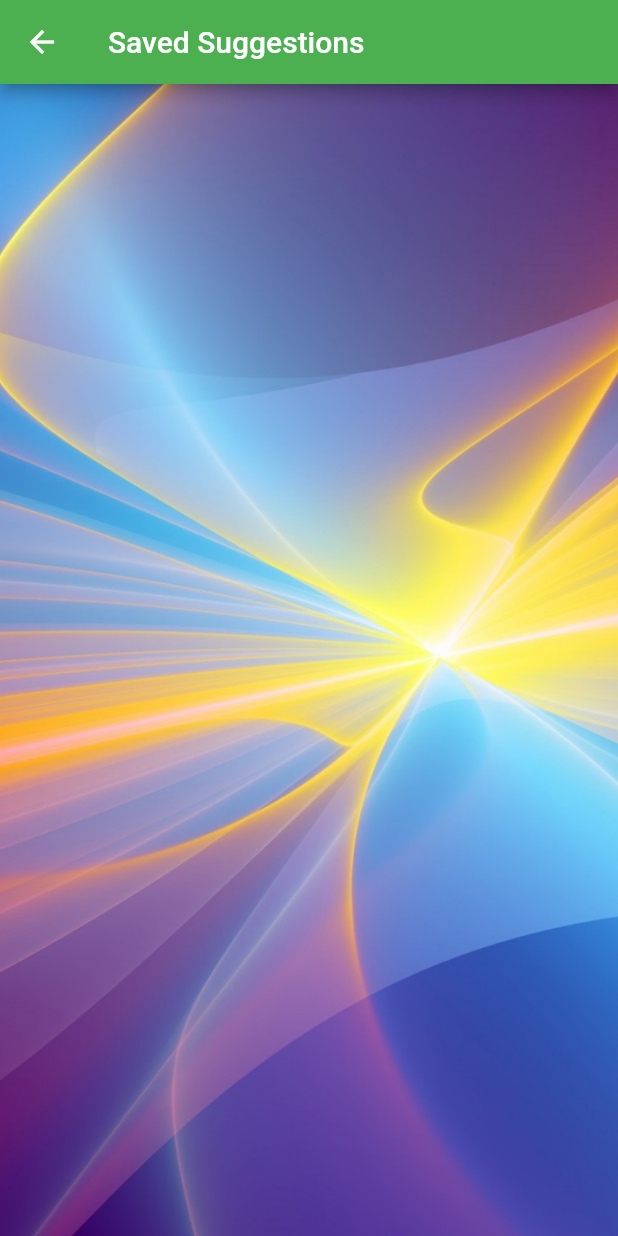
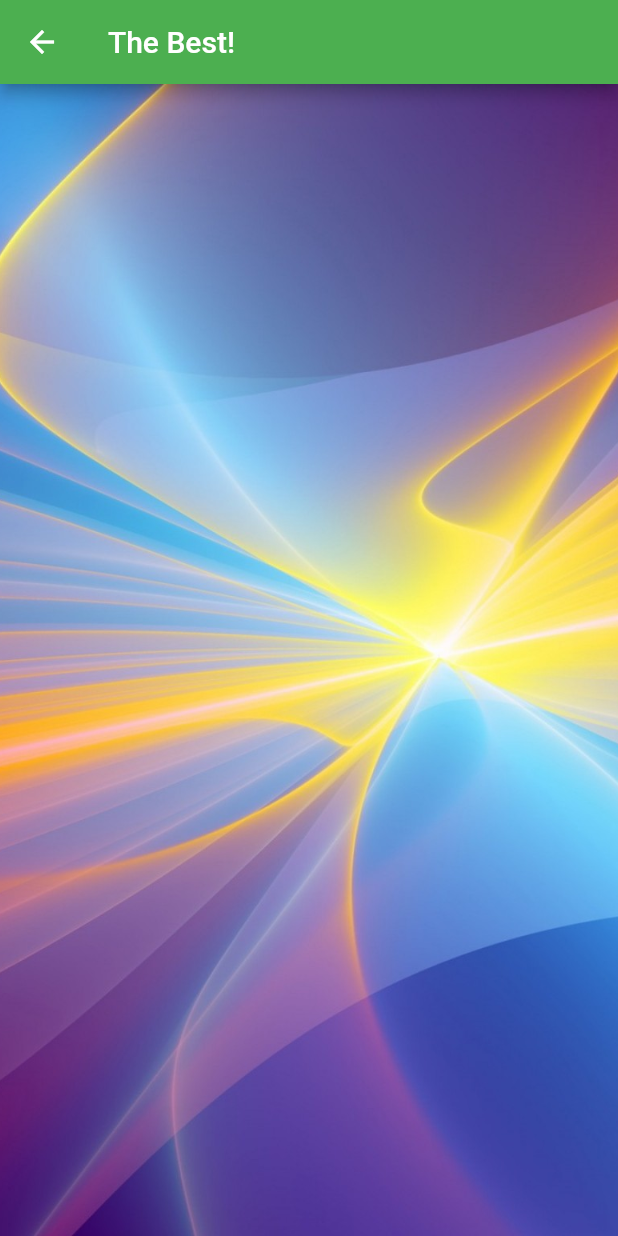
Before and after one commit to crazyreleaser/startup_gen, a Flutter app: the FavWordPairs screen opened directly, on a phone screen of 412 x 824 dp. Run offline on Flutter 3.47's test engine with Material 2 defaults, Android fonts, the phone set to English and light mode, and no system bars; our stand-ins replace permission_handler, sqflite; missing offline and left inert: russian_words; accounts and stored records are empty; network calls fail.

```diff
--- a/lib/main.dart
+++ b/lib/main.dart
@@ -185,7 +185,7 @@ class _FavWordState extends State<FavWordPairs> {
         : <Widget>[];
     return Scaffold(
       appBar: AppBar(
-        title: Text('Saved Suggestions'),
+        title: Text('The Best!'),
       ),
       body: Container(
         decoration: BoxDecoration(
```
